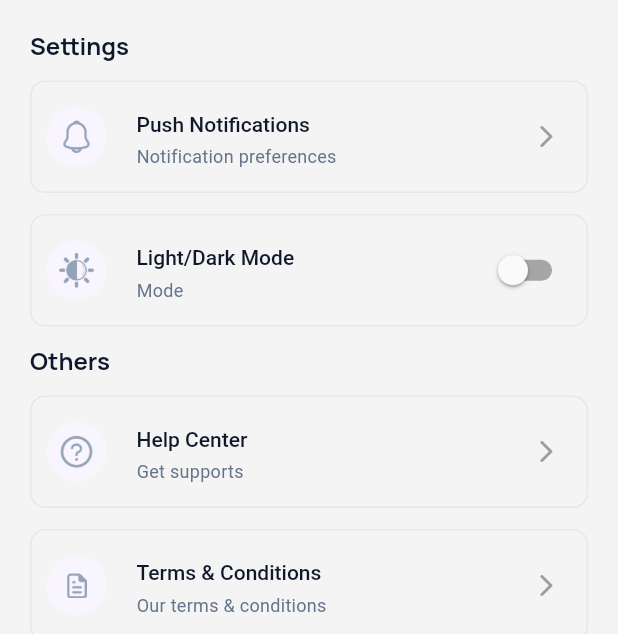
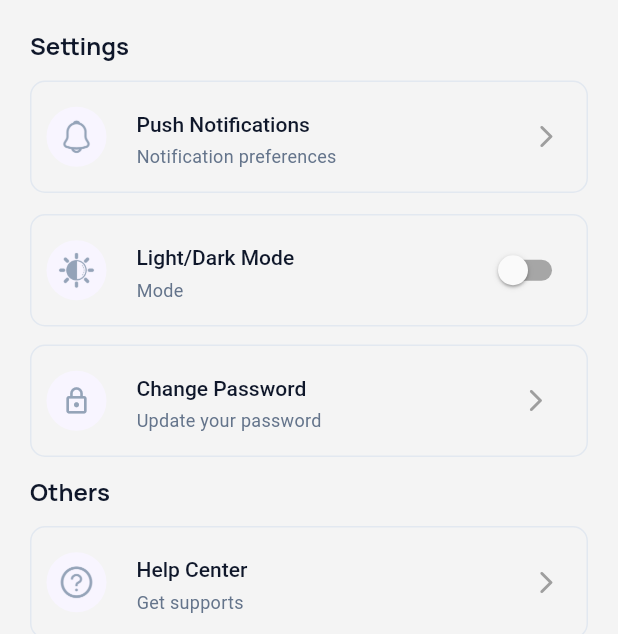
Before and after one commit to pratham-sarankar/zyrotech, a Flutter app: the Profile screen opened directly, on a phone screen of 412 x 824 dp, the part 602-1236 px from its top. Run offline on Flutter 3.47's test engine with Material 3 defaults, Android fonts, the phone set to English and light mode, and no system bars; our stand-ins replace country_picker, file_picker, firebase_core, flutter_form_builder, form_builder_validators, google_sign_in and 4 more; missing offline and left inert: deriv_chart; accounts and stored records are empty; network calls fail; Roboto replaces fonts that are missing (Manrope_bold).

Commit message:
update password api integrated

```diff
--- a/lib/screens/Home/Profile.dart
+++ b/lib/screens/Home/Profile.dart
@@ -27,6 +27,7 @@ import '../config/common.dart';
 import 'bottom.dart';
 import 'package:crowwn/features/profile/presentation/providers/profile_provider.dart';
 import 'package:crowwn/features/profile/data/models/profile_model.dart';
+import '../Account&setting/ChangePassword.dart';
 
 class Profile extends StatefulWidget {
   const Profile({super.key});
@@ -672,6 +673,80 @@ class _ProfileState extends State<Profile> {
                             ),
                           ),
                           AppConstants.Height(12),
+                          GestureDetector(
+                            onTap: () {
+                              Navigator.push(
+                                context,
+                                MaterialPageRoute(
+                                  builder: (context) => const ChangePassword(),
+                                ),
+                              );
+                            },
+                            child: Container(
+                              height: 75,
+                              decoration: BoxDecoration(
+                                borderRadius: BorderRadius.circular(10),
+                                border: Border.all(color: notifier.getContainerBorder),
+                              ),
+                              child: Padding(
+                                padding: const EdgeInsets.only(left: 10, right: 10),
+                                child: Row(
+                                  children: [
+                                    Container(
+                                      height: 40,
+                                      width: 40,
+                                      decoration: BoxDecoration(
+                                        borderRadius: BorderRadius.circular(25),
+                                        color: notifier.tabBar1,
+                                      ),
+                                      child: Icon(
+                                        Icons.lock_outline,
+                                        color: notifier.passwordIcon,
+                                        size: 20,
+                                      ),
+                                    ),
+                                    const SizedBox(width: 20),
+                                    Column(
+                                      crossAxisAlignment: CrossAxisAlignment.start,
+                                      children: [
+                                        AppConstants.Height(20),
+                                        Text(
+                                          "Change Password",
+                                          style: TextStyle(
+                                            fontWeight: FontWeight.w500,
+                                            fontFamily: "Manrope_bold",
+                                            fontSize: 14,
+                                            color: notifier.textColor,
+                                          ),
+                                        ),
+                                        const SizedBox(height: 7),
+                                        const Text(
+                                          "Update your password",
+                                          style: TextStyle(
+                                            fontWeight: FontWeight.w400,
+                                            fontFamily: "Manrope_bold",
+                                            fontSize: 12,
+                                            letterSpacing: 0.2,
+                                            color: Color(0xff64748B),
+                                          ),
+                                        ),
+                                      ],
+                                    ),
+                                    const Spacer(),
+                                    IconButton(
+                                      onPressed: () {},
+                                      icon: Icon(
+                                        Icons.arrow_forward_ios_rounded,
+                                        color: notifier.tabBarText2,
+                                        size: 18,
+                                      ),
+                                    ),
+                                  ],
+                                ),
+                              ),
+                            ),
+                          ),
+                          AppConstants.Height(12),
                           Text(
                             "Others",
                             style: TextStyle(
```
Also changed, not shown: lib/screens/Account&setting/ChangePassword.dart (added, +277 -0 lines), lib/services/api_service.dart (+23 -0 lines).
